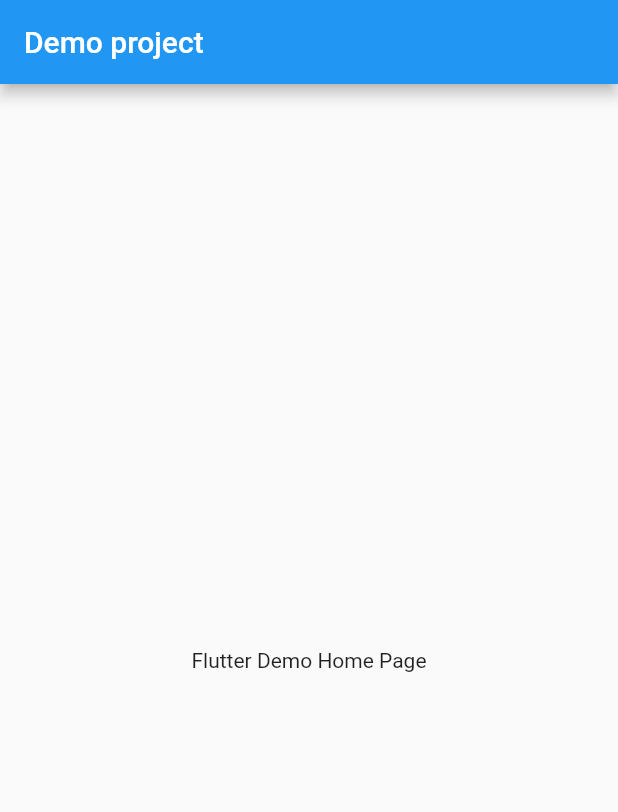
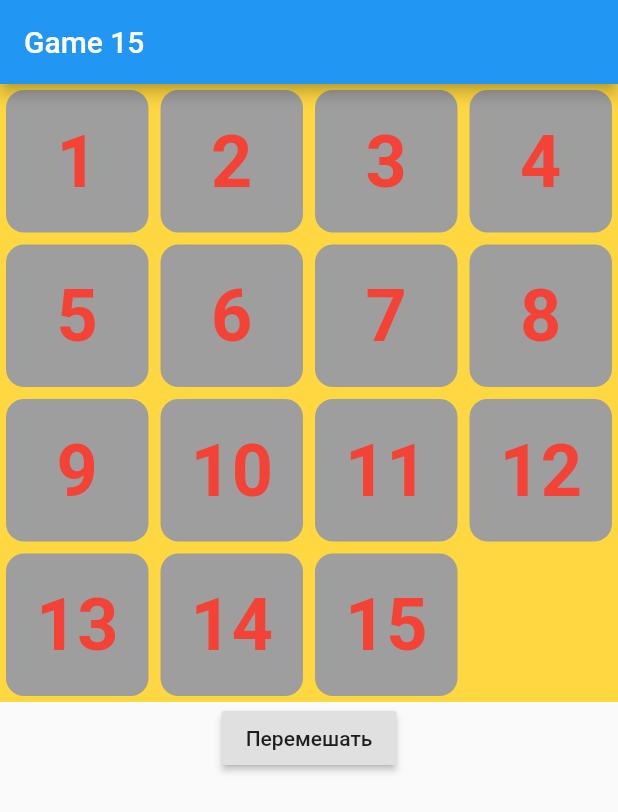
Before and after one commit to VASSUV/BestFlutterPractic, a Flutter app: the screen it shows after launch, on a phone screen of 412 x 824 dp. Shown: the top 812 px of the screen. Run offline on Flutter 3.47's test engine with Material 2 defaults, Android fonts, the phone set to English and light mode, and no system bars.

Commit message:
Добавил игру Пятнашки

```diff
--- /dev/null
+++ b/lib/game/GameBloc.dart
@@ -0,0 +1,53 @@
+import 'dart:math';
+
+import 'GameCellWidget.dart';
+
+class GameBloc {
+  final double size;
+  final items = List<GameItem>.generate(15, (i) => GameItem(i));
+  var spacePosition = 15;
+
+  GameBloc(this.size);
+
+  void reset() {
+    final set = List<int>.generate(15, (i) => i)
+      ..shuffle();
+    for (int i = 0; i < 15; i++)
+      items[i].position = set[i];
+    spacePosition = 15;
+  }
+
+  bool checkWin() {
+    for (int i = 0; i < items.length; i++) {
+      if (items[i].position != i) return false;
+    }
+    return true;
+  }
+
+  int row(int position) => (position - position % 4) ~/ 4;
+
+  int column(int position) => position % 4;
+
+  bool isInRow(int position) => row(spacePosition) == row(position);
+
+  bool isInColumn(int position) => column(spacePosition) == column(position);
+
+  void onTap(int cellIndex) {
+    final isRow = isInRow(cellIndex);
+    final isColumn = isInColumn(cellIndex);
+    final item = items.firstWhere((element) => element.position == cellIndex);
+    final tapPosition = item.position;
+    final delta = (item.position < spacePosition ? 1 : -1) * (isRow ? 1 : 4);
+    if (isRow != isColumn) {
+      final start = min(item.position, spacePosition);
+      final end = max(item.position, spacePosition);
+      items.forEach((element) {
+        if (start <= element.position && element.position <= end &&
+            (end - element.position) % delta == 0) {
+          element.position += delta;
+        }
+      });
+      spacePosition = tapPosition;
+    }
+  }
+}
--- /dev/null
+++ b/lib/game/GameCellWidget.dart
@@ -0,0 +1,46 @@
+
+import 'package:flutter/material.dart';
+import 'package:flutter/widgets.dart';
+
+class GameItem {
+  final ValueNotifier<int> notifier;
+  GameItem(int position): notifier = ValueNotifier<int>(position);
+
+  int get position => notifier.value;
+  set position(int value) => notifier.value = value;
+
+  double get topPercent => ((position - position % 4) / 4) / 4;
+  double get leftPercent => (position % 4) / 4;
+}
+
+class GameCellWidget extends StatelessWidget {
+  final double size;
+  final void Function() onTap;
+
+  const GameCellWidget({Key key, this.size, this.onTap}) : super(key: key);
+
+  @override
+  Widget build(BuildContext context) {
+    final value = (key as ValueKey).value + 1;
+    return InkWell(
+      onTap: onTap,
+      child: Container(height: size, width: size, child: Container(
+        margin: EdgeInsets.all(4),
+        decoration: BoxDecoration(
+          color: Colors.grey,
+          borderRadius: BorderRadius.circular(12),
+        ),
+        child: Center(
+          child: Text(
+              value.toString(),
+              style: const TextStyle(
+                  fontSize: 48,
+                  fontWeight: FontWeight.bold,
+                  color: Colors.red
+              )
+          ),
+        ),
+      )),
+    );
+  }
+}
--- /dev/null
+++ b/lib/game/GamePage.dart
@@ -0,0 +1,31 @@
+import 'dart:math';
+
+import 'package:flutter/material.dart';
+import 'package:flutter/widgets.dart';
+
+import 'GameWidget.dart';
+
+class GamePage extends StatelessWidget {
+
+  @override
+  Widget build(BuildContext context) {
+    return Scaffold(
+        appBar: AppBar(title: Text('Game 15')),
+        body: Builder(builder: (context) {
+          final size = min(
+              MediaQuery.of(context).size.height - 150,
+              MediaQuery.of(context).size.width
+          );
+          final controller = GameController(size: size);
+          return Container(width: double.maxFinite,
+            child: Column(mainAxisSize: MainAxisSize.max,
+              children: [
+                GameWidget(controller: controller),
+                RaisedButton(child: Text("Перемешать"), onPressed: controller.shuffle)
+              ],
+            ),
+          );
+        })
+    );
+  }
+}
--- /dev/null
+++ b/lib/game/GameWidget.dart
@@ -0,0 +1,46 @@
+
+import 'package:bestpracticflutter/game/GameCellWidget.dart';
+import 'package:flutter/material.dart';
+import 'package:flutter/widgets.dart';
+
+import 'GameBloc.dart';
+
+class GameController {
+  final GameBloc bloc;
+
+  GameController({@required double size}): bloc = GameBloc(size);
+
+  void shuffle() {
+    bloc.reset();
+  }
+}
+
+class GameWidget extends StatelessWidget {
+  final GameController controller;
+
+  GameWidget({@required this.controller});
+
+  @override
+  Widget build(BuildContext context) {
+    final bloc = controller.bloc;
+    return Container(color: Colors.amberAccent, width: bloc.size, height: bloc.size, child: Stack(
+      children: [
+        for(int i = 0; i < bloc.items.length; i++)
+          ValueListenableBuilder(
+            valueListenable: bloc.items[i].notifier,
+            builder: (context, value, child) =>
+                AnimatedPositioned(
+                  child: child ?? GameCellWidget(
+                      key: ValueKey(i),
+                      size: bloc.size / 4,
+                      onTap: () => bloc.onTap(value)
+                  ),
+                  duration: const Duration(milliseconds: 500),
+                  left: bloc.items[i].leftPercent * bloc.size,
+                  top: bloc.items[i].topPercent * bloc.size,
+                ),
+          )
+      ],
+    ));
+  }
+}
--- a/lib/main.dart
+++ b/lib/main.dart
@@ -1,4 +1,5 @@
 import 'package:flutter/material.dart';
+import 'game/GamePage.dart';
 
 void main() {
   runApp(MyApp());
@@ -9,10 +10,7 @@ class MyApp extends StatelessWidget {
   Widget build(BuildContext context) {
     return MaterialApp(
       title: 'Flutter Demo',
-      home: Scaffold(
-          appBar: AppBar(title: Text('Demo project')),
-          body: Center(child: Text('Flutter Demo Home Page'))
-      ),
+      home: GamePage(),
     );
   }
 }
```
Also changed, not shown: 1 other file.
